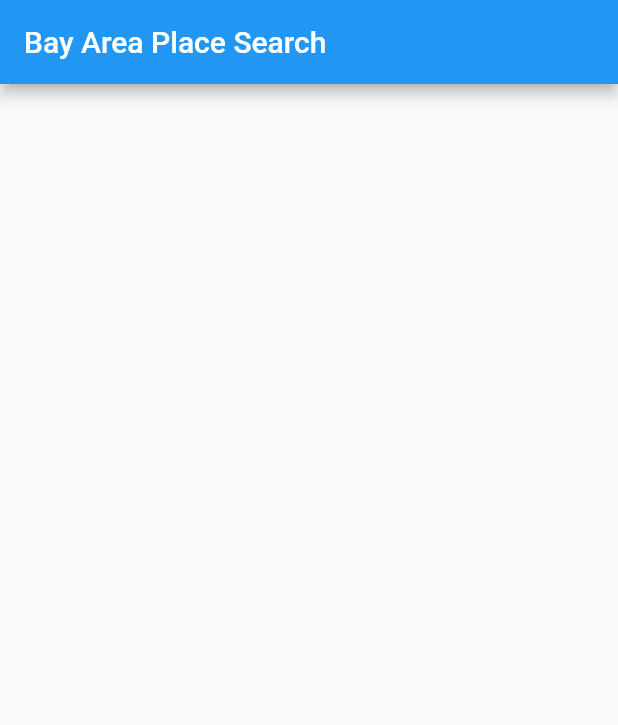
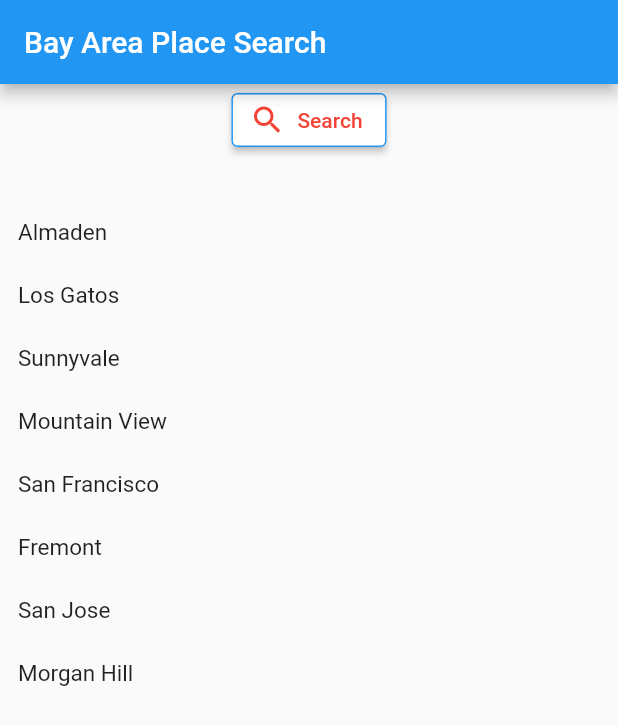
Before and after one commit to svhsp/learning, a Flutter app: the screen it shows after launch, on a phone screen of 412 x 824 dp. Shown: the top 725 px of the screen. Run offline on Flutter 3.47's test engine with Material 2 defaults, Android fonts, the light colour scheme and no system bars; our stand-ins replace firebase_core, flutter_spinkit, logger; accounts and stored records are empty.

Commit message:
add list page for BayArea Place Search App

```diff
--- a/teaching_at_svhsp/lib/pages/bay_area_place_search_screen.dart
+++ b/teaching_at_svhsp/lib/pages/bay_area_place_search_screen.dart
@@ -3,6 +3,17 @@ import 'package:flutter/material.dart';
 
 class BayAreaPlaceSearchScreen extends StatefulWidget {
   static final String pageName = "/bay_area_place_search";
+  static final List<String> bayAreaPlaces = [
+    "Almaden",
+    "Los Gatos",
+    "Sunnyvale",
+    "Mountain View",
+    "San Francisco",
+    "Fremont",
+    "San Jose",
+    "Morgan Hill"
+  ];
+
   const BayAreaPlaceSearchScreen({Key? key}) : super(key: key);
 
   @override
@@ -22,7 +33,35 @@ class _BayAreaPlaceSearchScreenState extends State<BayAreaPlaceSearchScreen> {
             )),
       ),
       body: Column(
-        children: [],
+        children: [
+          Center(
+            child: ElevatedButton.icon(
+              icon: Icon(Icons.search, color: Colors.red),
+              label: Text("Search", style: TextStyle(color: Colors.red)),
+              onPressed: () => {},
+              style: ElevatedButton.styleFrom(
+                  backgroundColor: Colors.white,
+                  side: BorderSide(color: Colors.blue)),
+            ),
+          ),
+          SizedBox(
+            height: 30,
+          ),
+          ListView.builder(
+            scrollDirection: Axis.vertical,
+            shrinkWrap: true,
+            itemBuilder: (context, index) {
+              return Padding(
+                padding: const EdgeInsets.all(12.0),
+                child: Text(
+                  BayAreaPlaceSearchScreen.bayAreaPlaces.elementAt(index),
+                  style: TextStyle(fontSize: 15),
+                ),
+              );
+            },
+            itemCount: BayAreaPlaceSearchScreen.bayAreaPlaces.length,
+          )
+        ],
       ),
     );
   }
```
